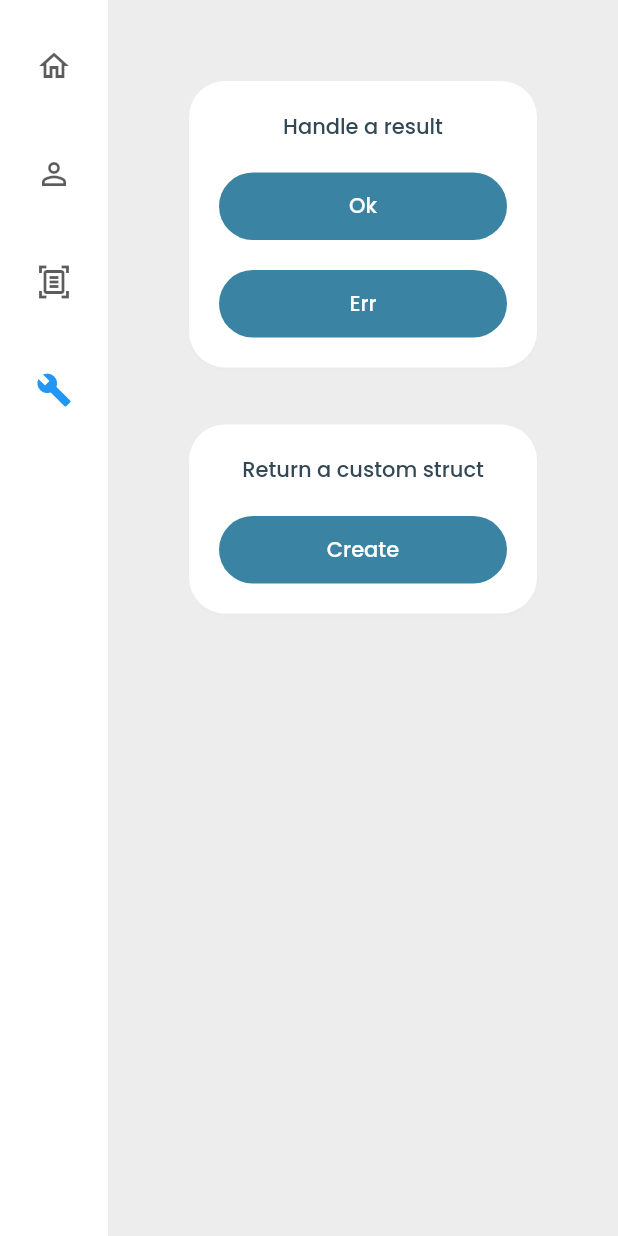
After one commit to alan-turing-institute/trustchain-gui, a Flutter app: the screen it shows after launch, after a tap on "DID Functionality", after a tap on "VC Functionality", after a tap on "Sandbox", on a phone screen of 412 x 824 dp. The commit adds this screen. Run offline on Flutter 3.47's test engine with Material 2 defaults, Android fonts, the phone set to English and light mode, and no system bars; our stand-ins replace flutter_markdown, flutter_modular, flutter_svg, google_fonts, package_info_plus; missing offline and left inert: dart:ffi, flutter_rust_bridge.

Commit message:
sandbox page added

```diff
--- a/lib/pages/did.dart
+++ b/lib/pages/did.dart
@@ -67,6 +67,7 @@ class _DIDPageState extends State<DIDPage> {
     return Padding(
       padding: const EdgeInsets.only(top: 50,left: 50,right: 50),
       child: ListView.separated(
+        padding: EdgeInsets.only(bottom: 50),
         itemCount: 4,
         separatorBuilder: (BuildContext context, int index) => SizedBox(height: 30,),
         itemBuilder: (BuildContext context, int index) {
--- a/lib/pages/home.dart
+++ b/lib/pages/home.dart
@@ -2,6 +2,7 @@ import 'package:flutter/material.dart';
 import 'package:learn_flutter/pages/did.dart';
 import 'package:learn_flutter/pages/splash.dart';
 import 'package:learn_flutter/pages/vc.dart';
+import 'package:learn_flutter/pages/sandbox.dart';
 import 'package:learn_flutter/ui/ui.dart';
 
 class HomePage extends StatefulWidget {
@@ -23,6 +24,9 @@ class _HomePageState extends State<HomePage> {
         break;
       case 2:
         page = VCPage();
+        break;
+      case 3:
+        page = SandboxPage();
         break;
       default:
         throw UnimplementedError('No widget for $selectedIndex');
@@ -49,6 +53,10 @@ class _HomePageState extends State<HomePage> {
                       icon: Icon(Icons.document_scanner_outlined),
                       label: Text('VC Functionality'),
                     ),
+                    NavigationRailDestination(
+                      icon: Icon(Icons.build),
+                      label: Text('Sandbox'),
+                    ),
                   ],
                   selectedIndex: selectedIndex,
                   onDestinationSelected: (value) {
--- /dev/null
+++ b/lib/pages/sandbox.dart
@@ -0,0 +1,143 @@
+import 'package:flutter/material.dart';
+import 'package:flutter/services.dart';
+import 'package:flutter_rust_bridge/flutter_rust_bridge.dart';
+import 'package:learn_flutter/credible_imports/credible_shared_widget/base/button.dart';
+import 'package:learn_flutter/credible_imports/trustchain_widgets/document.dart';
+import 'package:learn_flutter/ffi.dart';
+import 'package:learn_flutter/ui/ui.dart';
+import 'package:learn_flutter/credible_imports/credible_shared_widget/tooltip_text.dart';
+
+
+class _SandboxPageState extends State<SandboxPage> {
+  final resolveInputCtrl = TextEditingController();
+  final createInputCtrl = TextEditingController();
+  final verifyDIDInputCtrl = TextEditingController();
+  final verifyRTSInputCtrl = TextEditingController();
+
+  var doErrReturn = '';
+  var doCustomStructReturn = '';
+  var attestReturn = '';
+  var verifiedChain = '';
+
+  void doErr() async {
+    // dart-way of handling Futues
+    try {
+      await api.returnResult(erroring:true);
+
+    } on FfiException catch (err) { // type comes from flutter_rust_bridge package
+      if (err.code == 'RESULT_ERROR') {
+        var errCode = err.message.characters.getRange(0,5).toString();
+        switch (errCode) {
+          case '[001]':
+            print(err.message);
+            setState(() {
+              doErrReturn = err.toString();
+            });
+            break;
+          case '[002]':
+            // do something else
+            break;
+          default:
+            // throw custom error eg. UnhandledFfiResultType
+        }
+      } else {
+        // throw custom error eg. UnhandledFfiException
+      }
+
+    } catch (err) {
+      rethrow;  // rethrow the error if it originates from dart rather than the ffi
+    }
+  }
+
+  void doOk() {
+    // leaving the 'uncompleted' branch of the Future unhandled (because we know it will complete)
+    api.returnResult(erroring:false).then((value) => {
+      // handle unwrapped result
+      setState(() {
+        doErrReturn = value;
+      })
+    });
+  }
+
+  void doCustomStruct() {
+    api.returnCustomStruct().then((value) => {
+      setState(() {
+        doCustomStructReturn = '''
+          {
+            a: ${value.a},
+            b: ${value.b.toString()}
+          }
+        ''';
+      })
+    });
+  }
+
+  @override
+  Widget build(BuildContext context) {
+    return Padding(
+      padding: const EdgeInsets.only(top: 50,left: 50,right: 50),
+      child: ListView.separated(
+        padding: EdgeInsets.only(bottom: 50),
+        itemCount: 2,
+        separatorBuilder: (BuildContext context, int index) => SizedBox(height: 30,),
+        itemBuilder: (BuildContext context, int index) {
+          return [
+          // RESOLVE____________________________________________________________
+          Card(
+            shape: RoundedRectangleBorder(borderRadius: UiKit.constraints.buttonRadius),
+            color: UiKit.palette.navBarBackground,
+            shadowColor: UiKit.palette.shadow,
+            child: Padding(
+              padding: const EdgeInsets.all(20.0),
+              child: Column(
+                children: [
+                  Text("Handle a result",style: UiKit.text.textTheme.labelLarge),
+                  SizedBox(height: 20,),
+                  SizedBox(
+                    width: 200,
+                    child: BaseButton.primary(onPressed: doOk, child: Text("Ok"))),
+                  SizedBox(height: 20,),
+                  SizedBox(
+                    width: 200,
+                    child: BaseButton.primary(onPressed: doErr, child: Text("Err"))),
+                  if (doErrReturn.isNotEmpty)...[
+                    SizedBox(height: 20,),
+                    Text(doErrReturn)
+                  ]
+                ],
+              ),
+            )
+          ),
+          // CREATE____________________________________________________________
+          Card(
+            shape: RoundedRectangleBorder(borderRadius: UiKit.constraints.buttonRadius),
+            color: UiKit.palette.navBarBackground,
+            shadowColor: UiKit.palette.shadow,
+            child: Padding(
+              padding: const EdgeInsets.all(20.0),
+              child: Column(
+                children: [
+                  Text("Return a custom struct",style: UiKit.text.textTheme.labelLarge),
+                  SizedBox(height: 20,),
+                  SizedBox(
+                    width: 200,
+                    child: BaseButton.primary(onPressed: doCustomStruct, child: Text("Create"))),
+                  if (doCustomStructReturn.isNotEmpty)...[
+                    SizedBox(height: 20,),
+                    Text(doCustomStructReturn)
+                  ]
+                ],
+              ),
+            )
+          ),
+        ][index];
+        },
+      ),
+    );
+  }
+}
+
+class SandboxPage extends StatefulWidget {
+  @override
+  State<SandboxPage> createState() => _SandboxPageState();
+}
```
Also changed, not shown: lib/bridge_generated.dart (+95 -0 lines), 1 other file.
